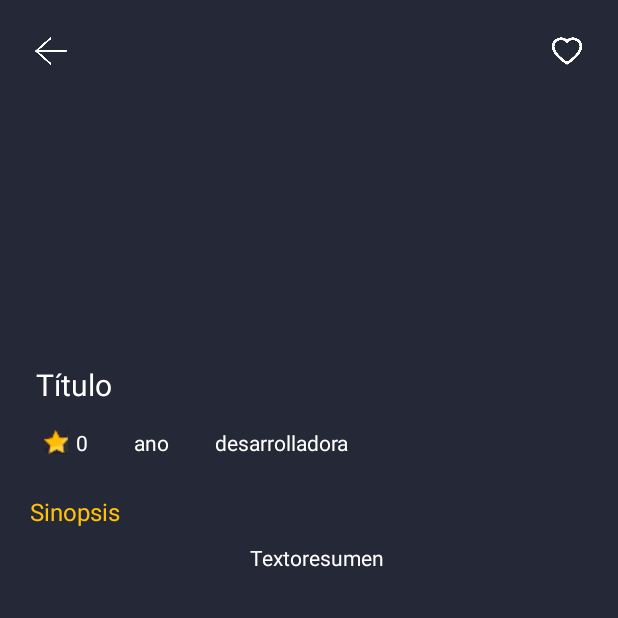
After one commit to RaulBreaFernandez/GameJournal, an Android app: the VideojuegoDetailActivity screen opened directly, with no data from a screen before it, on a phone screen of 412 x 824 dp, the top half of it. The commit adds this screen. Run offline under Robolectric (Android 15) with nearby library versions, the phone set to English and light mode, and no system bars; pictures from the network do not load.

Commit message:
Backend de DetailActivity (faltan completar los demás atributos de los objetos)

```diff
--- a/GameJournal/app/src/main/AndroidManifest.xml
+++ b/GameJournal/app/src/main/AndroidManifest.xml
@@ -1,7 +1,8 @@
 <?xml version="1.0" encoding="utf-8"?>
 <manifest xmlns:android="http://schemas.android.com/apk/res/android"
     xmlns:tools="http://schemas.android.com/tools">
-    <uses-permission android:name="android.permission.INTERNET"/>
+
+    <uses-permission android:name="android.permission.INTERNET" />
 
     <application
         android:allowBackup="true"
@@ -13,6 +14,9 @@
         android:supportsRtl="true"
         android:theme="@style/Theme.GameJournal"
         tools:targetApi="31">
+        <activity
+            android:name=".VideojuegoDetailActivity"
+            android:exported="false" />
         <activity
             android:name=".MainActivity"
             android:exported="false" />
--- a/GameJournal/app/src/main/java/com/example/gamejournal/SliderAdapter.java
+++ b/GameJournal/app/src/main/java/com/example/gamejournal/SliderAdapter.java
@@ -65,7 +65,6 @@ public class SliderAdapter extends RecyclerView.Adapter<SliderAdapter.SliderView
         }
     }
 
-
     private Runnable runnable = new Runnable() {
         @Override
         public void run() {
--- a/GameJournal/app/src/main/java/com/example/gamejournal/SliderVideojuegos.java
+++ b/GameJournal/app/src/main/java/com/example/gamejournal/SliderVideojuegos.java
@@ -9,4 +9,6 @@ public class SliderVideojuegos {
     public int getImage() { return image; }
 
     public void setImage(int image) { this.image = image; }
+
+    public Videojuego getVideojuego(Videojuego videojuego) { return videojuego; }
 }
--- /dev/null
+++ b/GameJournal/app/src/main/java/com/example/gamejournal/VideojuegoDetailActivity.java
@@ -0,0 +1,57 @@
+package com.example.gamejournal;
+
+import androidx.appcompat.app.AppCompatActivity;
+import androidx.core.widget.NestedScrollView;
+
+import android.media.Image;
+import android.os.Bundle;
+import android.widget.ImageView;
+import android.widget.TextView;
+
+import com.bumptech.glide.Glide;
+
+public class VideojuegoDetailActivity extends AppCompatActivity {
+
+    private TextView tituloVideojuego, puntuacionVideojuego,textoResumen, anoVideojuego, desarrolladora;
+    private ImageView imageViewJuego, flechaAtras, botonCorazon;
+    private Videojuego videojuego;
+    private NestedScrollView scrollView;
+
+    @Override
+    protected void onCreate(Bundle savedInstanceState) {
+        super.onCreate(savedInstanceState);
+        setContentView(R.layout.activity_videojuego_detail);
+
+        videojuego = (Videojuego) getIntent().getSerializableExtra("videojuego");
+        if (videojuego != null) {
+            initView();
+            loadVideojuegoData();
+        }
+    }
+
+    private void initView() {
+        tituloVideojuego = findViewById(R.id.tituloVideojuego);
+        scrollView = findViewById(R.id.scrollView);
+        textoResumen = findViewById(R.id.textoResumen);
+        imageViewJuego = findViewById(R.id.imageViewJuegoDetalle);
+        puntuacionVideojuego = findViewById(R.id.textViewPuntuacion);
+        flechaAtras = findViewById(R.id.flechaAtras);
+        botonCorazon = findViewById(R.id.corazon);
+        desarrolladora = findViewById(R.id.desarrolladora);
+        anoVideojuego = findViewById(R.id.anoLanzamientoNumero);
+        flechaAtras.setOnClickListener(v -> finish());
+    }
+
+    private void loadVideojuegoData() {
+
+        tituloVideojuego.setText(videojuego.getTitulo());
+        textoResumen.setText(videojuego.getSinopsis());
+        anoVideojuego.setText(String.valueOf(videojuego.getAno()));
+        desarrolladora.setText(videojuego.getDesarrolladora());
+        puntuacionVideojuego.setText(String.valueOf(videojuego.getPuntuacion()));
+        Glide.with(this)
+                .load(videojuego.getUrlPosterDetalle())
+                .into(imageViewJuego);
+
+    }
+}
--- /dev/null
+++ b/GameJournal/app/src/main/res/drawable/back_button.xml
@@ -0,0 +1,8 @@
+<?xml version="1.0" encoding="utf-8"?>
+<selector xmlns:android="http://schemas.android.com/apk/res/android">
+<item>
+    <shape android:shape="oval">
+        <solid android:color="@color/dark_blue"/>
+    </shape>
+</item>
+</selector>
--- /dev/null
+++ b/GameJournal/app/src/main/res/layout/activity_videojuego_detail.xml
@@ -0,0 +1,157 @@
+<?xml version="1.0" encoding="utf-8"?>
+<androidx.constraintlayout.widget.ConstraintLayout xmlns:android="http://schemas.android.com/apk/res/android"
+    xmlns:app="http://schemas.android.com/apk/res-auto"
+    xmlns:tools="http://schemas.android.com/tools"
+    android:layout_width="match_parent"
+    android:layout_height="match_parent"
+    android:background="@color/dark_blue"
+    tools:context=".VideojuegoDetailActivity">
+
+    <androidx.core.widget.NestedScrollView
+        android:id="@+id/scrollView"
+        android:layout_width="match_parent"
+        android:layout_height="match_parent">
+
+        <androidx.constraintlayout.widget.ConstraintLayout
+            android:layout_width="match_parent"
+            android:layout_height="wrap_content"
+            android:orientation="vertical">
+
+            <ImageView
+                android:id="@+id/imageViewJuegoDetalle"
+                android:layout_width="match_parent"
+                android:layout_height="400dp"
+                android:layout_marginTop="-90dp"
+                app:layout_constraintTop_toTopOf="parent"
+                app:layout_constraintStart_toStartOf="parent"
+                app:layout_constraintEnd_toEndOf="parent">
+            </ImageView>
+
+            <androidx.constraintlayout.widget.ConstraintLayout
+                android:layout_width="match_parent"
+                android:layout_height="match_parent"
+                android:layout_margin="16dp"
+                app:layout_constraintStart_toStartOf="parent"
+                app:layout_constraintEnd_toEndOf="parent"
+                app:layout_constraintTop_toTopOf="parent">
+
+                <ImageView
+                    android:id="@+id/flechaAtras"
+                    android:layout_width="36dp"
+                    android:layout_height="36dp"
+                    android:src="@drawable/flecha_atras"
+                    android:background="@drawable/back_button"
+                    app:tint="@color/white"
+                    android:padding="6dp"
+                    app:layout_constraintTop_toTopOf="parent"
+                    app:layout_constraintBottom_toBottomOf="parent"
+                    app:layout_constraintStart_toStartOf="parent">
+                </ImageView>
+
+                <ImageView
+                    android:id="@+id/corazon"
+                    android:layout_width="36dp"
+                    android:layout_height="36dp"
+                    android:src="@drawable/corazon"
+                    android:background="@drawable/back_button"
+                    android:padding="6dp"
+                    app:tint="@color/white"
+                    app:layout_constraintTop_toTopOf="parent"
+                    app:layout_constraintBottom_toBottomOf="parent"
+                    app:layout_constraintEnd_toEndOf="parent">
+                </ImageView>
+
+            </androidx.constraintlayout.widget.ConstraintLayout>
+
+            <androidx.constraintlayout.widget.ConstraintLayout
+                android:id="@+id/constraintLayoutPuntuacion"
+                android:layout_width="match_parent"
+                android:layout_height="match_parent"
+                android:layout_marginHorizontal="24dp"
+                app:layout_constraintBottom_toBottomOf="@id/imageViewJuegoDetalle"
+                app:layout_constraintStart_toStartOf="parent"
+                app:layout_constraintEnd_toEndOf="parent">
+
+                <TextView
+                    android:id="@+id/textViewPuntuacion"
+                    android:layout_width="wrap_content"
+                    android:layout_height="wrap_content"
+                    android:text="0"
+                    android:textColor="@color/white"
+                    android:drawablePadding="5dp"
+                    android:drawableStart="@drawable/puntuacion"
+                    android:padding="5dp"
+                    app:layout_constraintBottom_toBottomOf="parent"
+                    app:layout_constraintStart_toStartOf="parent">
+                </TextView>
+
+                <TextView
+                    android:id="@+id/anoLanzamientoNumero"
+                    android:layout_width="wrap_content"
+                    android:layout_height="wrap_content"
+                    android:text="ano"
+                    android:layout_marginStart="20dp"
+                    android:textColor="@color/white"
+                    android:padding="5dp"
+                    app:layout_constraintBottom_toBottomOf="parent"
+                    app:layout_constraintStart_toEndOf="@id/textViewPuntuacion">
+                </TextView>
+
+                <TextView
+                    android:id="@+id/desarrolladora"
+                    android:layout_width="wrap_content"
+                    android:layout_height="wrap_content"
+                    android:text="desarrolladora"
+                    android:layout_marginStart="20dp"
+                    android:textColor="@color/white"
+                    android:padding="5dp"
+                    app:layout_constraintBottom_toBottomOf="parent"
+                    app:layout_constraintStart_toEndOf="@id/anoLanzamientoNumero">
+                </TextView>
+
+            </androidx.constraintlayout.widget.ConstraintLayout>
+
+            <TextView
+                android:id="@+id/tituloVideojuego"
+                android:layout_width="0dp"
+                android:layout_height="wrap_content"
+                android:layout_marginBottom="10dp"
+                android:textColor="@color/white"
+                android:text="Título"
+                android:textSize="20sp"
+                app:layout_constraintBottom_toTopOf="@+id/constraintLayoutPuntuacion"
+                app:layout_constraintStart_toStartOf="@id/constraintLayoutPuntuacion"
+                app:layout_constraintEnd_toEndOf="@id/constraintLayoutPuntuacion">
+            </TextView>
+
+            <TextView
+                android:id="@+id/sinopsis"
+                android:layout_width="wrap_content"
+                android:layout_height="match_parent"
+                android:text="Sinopsis"
+                android:textColor="@color/yellow"
+                android:textSize="16sp"
+                app:layout_constraintTop_toBottomOf="@id/constraintLayoutPuntuacion"
+                app:layout_constraintStart_toStartOf="parent"
+                android:layout_marginStart="20dp"
+                android:layout_marginTop="20dp">
+            </TextView>
+
+            <TextView
+                android:id="@+id/textoResumen"
+                android:layout_width="wrap_content"
+                android:layout_height="wrap_content"
+                android:text="Textoresumen"
+                android:layout_marginStart="20dp"
+                android:layout_marginEnd="10dp"
+                android:paddingHorizontal="20dp"
+                android:textColor="@color/white"
+                app:layout_constraintTop_toBottomOf="@id/sinopsis"
+                app:layout_constraintEnd_toEndOf="parent"
+                app:layout_constraintStart_toStartOf="parent"
+                android:layout_marginTop="10dp">
+            </TextView>
+
+        </androidx.constraintlayout.widget.ConstraintLayout>
+    </androidx.core.widget.NestedScrollView>
+</androidx.constraintlayout.widget.ConstraintLayout>
```
Also changed, not shown: GameJournal/app/src/main/java/com/example/gamejournal/MainActivity.java (+36 -30 lines), GameJournal/app/src/main/java/com/example/gamejournal/Videojuego.java (+15 -14 lines), GameJournal/app/src/main/java/com/example/gamejournal/VideojuegosAdapter.java (+21 -1 lines), GameJournal/app/src/main/res/drawable/flecha_atras.png (added), GameJournal/app/src/main/res/drawable/like.png (added), GameJournal/app/src/main/res/drawable/puntuacion.png (added).
